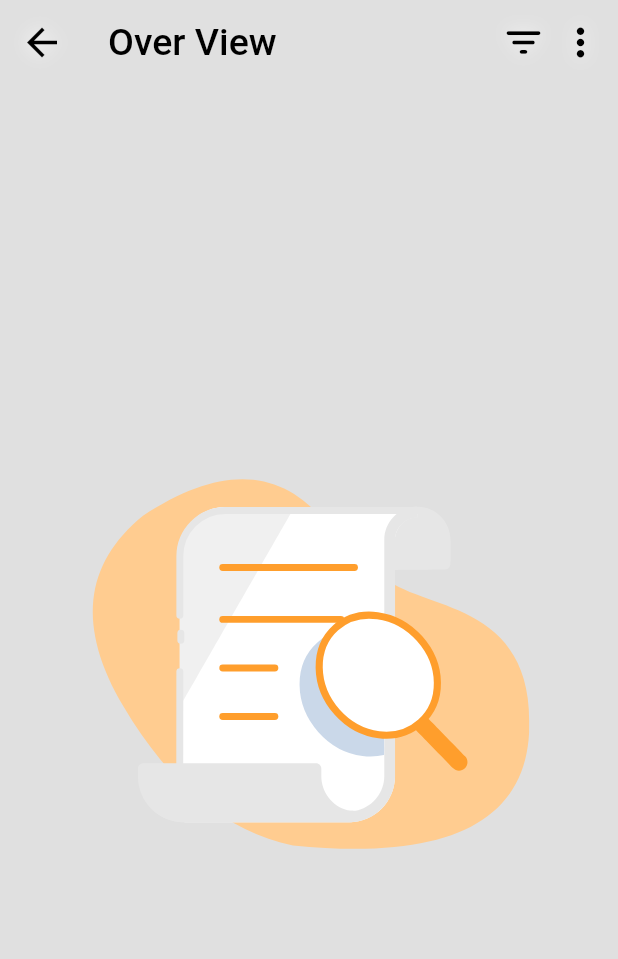
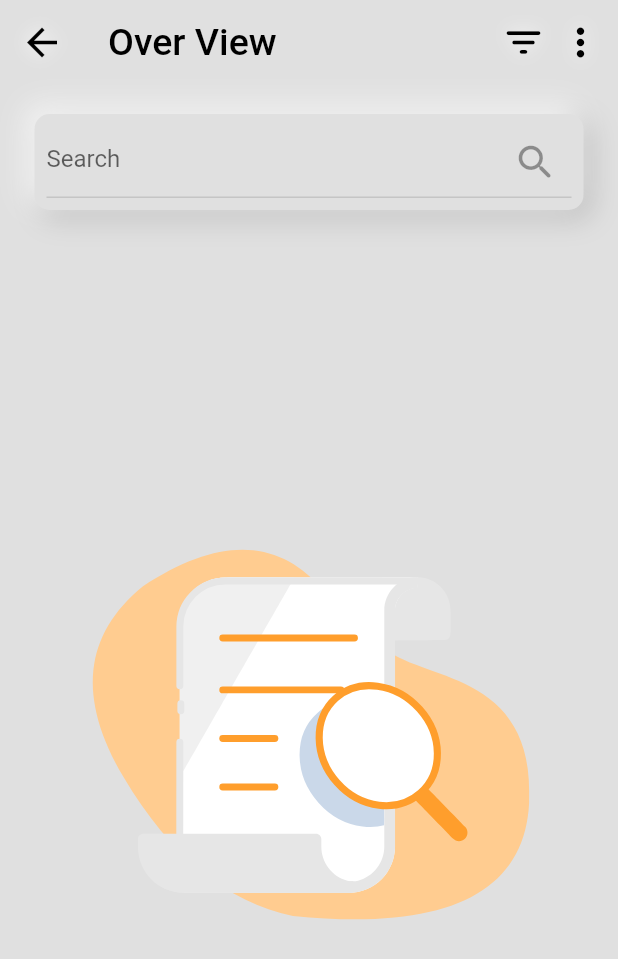
Before and after one commit to Nidhinlalp/SimpleMoneyManager, a Flutter app: the SeeAllDetails screen opened directly, on a phone screen of 412 x 824 dp. Shown: the top 959 px of the screen. Run offline on Flutter 3.47's test engine with Material 2 defaults, Android fonts, the phone set to English and light mode, and no system bars; our stand-ins replace auto_size_text, awesome_snackbar_content, curved_navigation_bar, flip_card, flutter_slidable, flutter_zoom_drawer and 9 more; accounts and stored records are empty.

Commit message:
overvie search

```diff
--- /dev/null
+++ b/lib/screens/alldetails/searchaeealldetails.dart
@@ -0,0 +1,81 @@
+import 'dart:developer';
+import 'package:flutter/material.dart';
+import 'package:simplemoneymanager/colors/colors.dart';
+import 'package:simplemoneymanager/db_functions/transaction/transaction_db.dart';
+import 'package:simplemoneymanager/screens/alldetails/seeall_details.dart';
+
+//ValueNotifier<List<TransactionModel>> founduser =
+//  ValueNotifier(overviewTransactions.value);
+
+class SearchAllDetails extends StatefulWidget {
+  const SearchAllDetails({
+    Key? key,
+  }) : super(key: key);
+
+  @override
+  State<SearchAllDetails> createState() => _SearchAllDetailsState();
+}
+
+class _SearchAllDetailsState extends State<SearchAllDetails> {
+  @override
+  Widget build(BuildContext context) {
+    return Padding(
+      padding:
+          const EdgeInsets.only(left: 23.0, right: 23, top: 20, bottom: 10),
+      child: Container(
+        decoration: BoxDecoration(
+          color: bgColor,
+          borderRadius: BorderRadius.circular(10),
+          boxShadow: [
+            BoxShadow(
+              color: Colors.grey.shade400,
+              blurRadius: 15,
+              spreadRadius: 1,
+              offset: const Offset(5, 5),
+            ),
+            const BoxShadow(
+              color: Colors.white70,
+              blurRadius: 15,
+              spreadRadius: 1,
+              offset: Offset(-5, -5),
+            ),
+          ],
+        ),
+        child: Padding(
+          padding: const EdgeInsets.all(8.0),
+          child: TextField(
+            onChanged: (value) => searchresult(value),
+            decoration: const InputDecoration(
+              hintText: 'Search',
+              suffixIcon: Icon(
+                Icons.search_rounded,
+                color: Colors.black38,
+                size: 30,
+              ),
+              enabledBorder: UnderlineInputBorder(
+                borderSide: BorderSide(
+                  color: Colors.black12,
+                ),
+              ),
+              focusedBorder: UnderlineInputBorder(
+                borderSide: BorderSide(
+                  color: Colors.blueGrey,
+                ),
+              ),
+            ),
+          ),
+        ),
+      ),
+    );
+  }
+
+  searchresult(String qury) {
+    if (qury.isEmpty) {
+      overviewTransactions.value = TransactionDb.transactionListNotifire.value;
+    } else {
+      overviewTransactions.value = overviewTransactions.value
+          .where((element) => element.category.name.contains(qury))
+          .toList();
+    }
+  }
+}
--- a/lib/screens/alldetails/seeall_details.dart
+++ b/lib/screens/alldetails/seeall_details.dart
@@ -1,13 +1,10 @@
 import 'package:flutter/material.dart';
 import 'package:google_fonts/google_fonts.dart';
-import 'package:lottie/lottie.dart';
 import 'package:simplemoneymanager/db_functions/transaction/transaction_db.dart';
-import 'package:simplemoneymanager/models/cetegory/cetegory_models.dart';
 import 'package:simplemoneymanager/models/transaction/transaction_model.dart';
+import 'package:simplemoneymanager/screens/alldetails/searchaeealldetails.dart';
 import 'package:simplemoneymanager/screens/alldetails/seealldetailstile.dart';
-import 'package:simplemoneymanager/screens/hometransactions/transaction_slidable.dart';
 import '../../../colors/colors.dart';
-import '../home/search_function/main_search.dart';
 import 'filtter_of_see_all_details.dart';
 import 'type_of_transaction_pop_down.dart';
 
@@ -62,13 +59,20 @@ class _SeeAllDetailsState extends State<SeeAllDetails> {
           //     color: Colors.black,
           //   ),
           // ),
-          //:::::::::::::::::::::::::::::::::filtter:::::::::::::::::::::::::::::::::::::::::::::::::
+          //:::::::::::::::::::::::::::::::::filtter:::::::::::::::::::::::::::::::::::::::::::::::::::::
           FiltterSeeAllDetails(),
           //:::::::::typesof see all detials:::::::::::::::::::::::::::::::::::::::::::::::::::::::::::::
           TypeOfSeeAllDetails(),
         ],
       ),
-      body: const SeeAllDetailsTiles(),
+      body: Column(
+        children: const [
+          SearchAllDetails(),
+          Expanded(
+            child: SeeAllDetailsTiles(),
+          )
+        ],
+      ),
     );
   }
 }
--- a/lib/screens/alldetails/seealldetailstile.dart
+++ b/lib/screens/alldetails/seealldetailstile.dart
@@ -2,6 +2,7 @@ import 'package:flutter/material.dart';
 import 'package:lottie/lottie.dart';
 import 'package:simplemoneymanager/models/cetegory/cetegory_models.dart';
 import 'package:simplemoneymanager/models/transaction/transaction_model.dart';
+import 'package:simplemoneymanager/screens/alldetails/searchaeealldetails.dart';
 import 'package:simplemoneymanager/screens/alldetails/seeall_details.dart';
 import 'package:simplemoneymanager/screens/hometransactions/transaction_slidable.dart';
 
```
